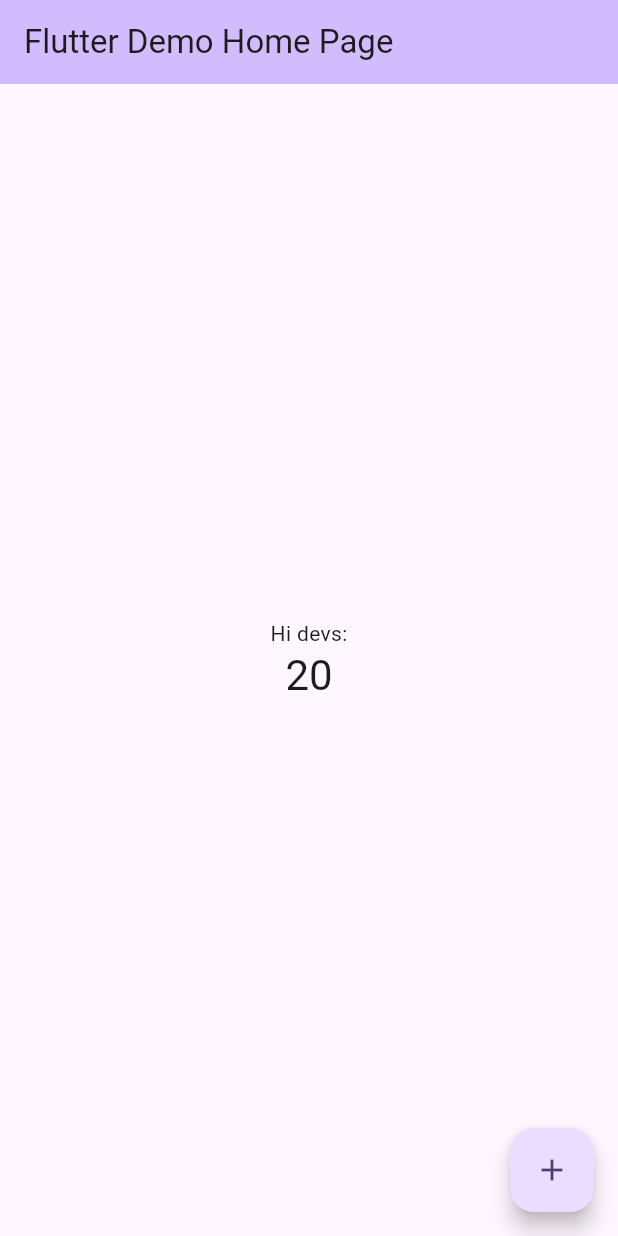
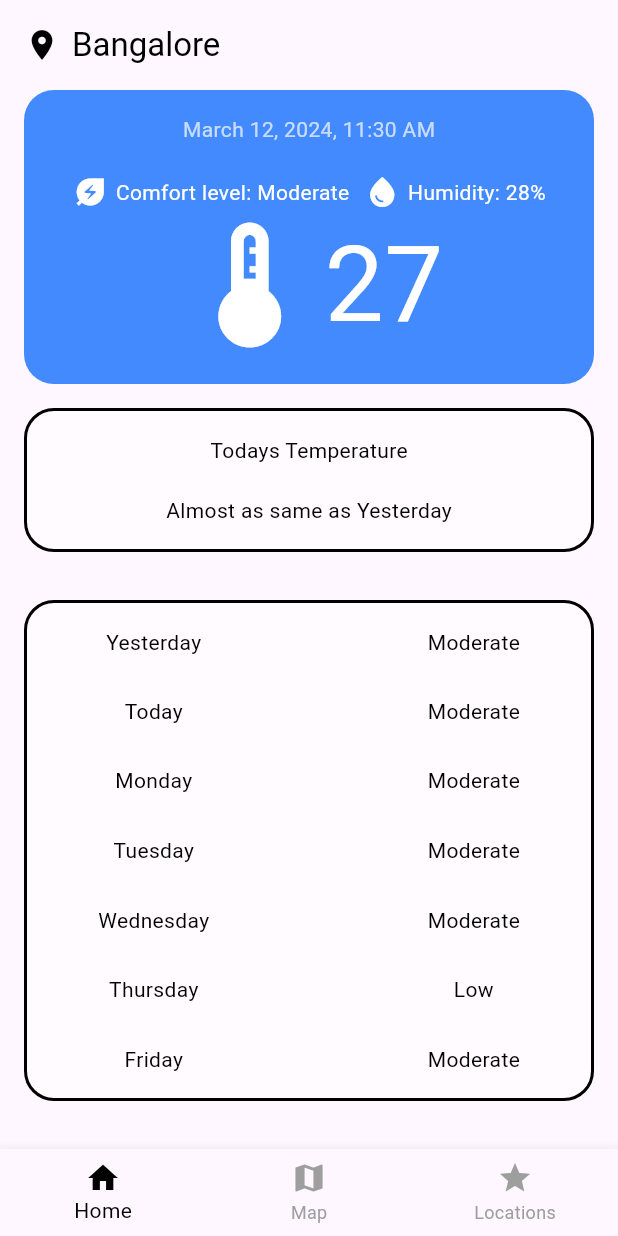
Before and after one commit to Prudhvi-Nath-Reddy/Weather-app, a Flutter app: the screen it shows after launch, on a phone screen of 412 x 824 dp. Run offline on Flutter 3.47's test engine with Material 3 defaults, Android fonts, the phone set to English and light mode, and no system bars.

Commit message:
Homescreen hardcoded

```diff
--- a/lib/main.dart
+++ b/lib/main.dart
@@ -1,125 +1,279 @@
+import 'package:flutter/cupertino.dart';
 import 'package:flutter/material.dart';
+import 'package:flutter/widgets.dart';
 
 void main() {
-  runApp(const MyApp());
+  runApp(const WeatherApp());
 }
 
-class MyApp extends StatelessWidget {
-  const MyApp({super.key});
+class WeatherApp extends StatelessWidget {
+  const WeatherApp({Key? key}) : super(key: key);
 
-  // This widget is the root of your application.
   @override
   Widget build(BuildContext context) {
     return MaterialApp(
-      title: 'Flutter Demo',
+      debugShowCheckedModeBanner: false,
+      title: 'Weather App',
       theme: ThemeData(
-        // This is the theme of your application.
-        //
-        // TRY THIS: Try running your application with "flutter run". You'll see
-        // the application has a purple toolbar. Then, without quitting the app,
-        // try changing the seedColor in the colorScheme below to Colors.green
-        // and then invoke "hot reload" (save your changes or press the "hot
-        // reload" button in a Flutter-supported IDE, or press "r" if you used
-        // the command line to start the app).
-        //
-        // Notice that the counter didn't reset back to zero; the application
-        // state is not lost during the reload. To reset the state, use hot
-        // restart instead.
-        //
-        // This works for code too, not just values: Most code changes can be
-        // tested with just a hot reload.
-        colorScheme: ColorScheme.fromSeed(seedColor: Colors.deepPurple),
-        useMaterial3: true,
+        primaryColor: Colors.white,
+        textTheme: const TextTheme(
+          bodyMedium: TextStyle(color: Colors.black),
+        ),
       ),
-      home: const MyHomePage(title: 'Flutter Demo Home Page'),
+      home: const WeatherHomePage(),
     );
   }
 }
 
-class MyHomePage extends StatefulWidget {
-  const MyHomePage({super.key, required this.title});
-
-  // This widget is the home page of your application. It is stateful, meaning
-  // that it has a State object (defined below) that contains fields that affect
-  // how it looks.
-
-  // This class is the configuration for the state. It holds the values (in this
-  // case the title) provided by the parent (in this case the App widget) and
-  // used by the build method of the State. Fields in a Widget subclass are
-  // always marked "final".
-
-  final String title;
-
-  @override
-  State<MyHomePage> createState() => _MyHomePageState();
-}
-
-class _MyHomePageState extends State<MyHomePage> {
-  int _counter = 20;
-
-  void _incrementCounter() {
-    setState(() {
-      // This call to setState tells the Flutter framework that something has
-      // changed in this State, which causes it to rerun the build method below
-      // so that the display can reflect the updated values. If we changed
-      // _counter without calling setState(), then the build method would not be
-      // called again, and so nothing would appear to happen.
-      _counter++;
-    });
-  }
+class WeatherHomePage extends StatelessWidget {
+  const WeatherHomePage({Key? key}) : super(key: key);
 
   @override
   Widget build(BuildContext context) {
-    // This method is rerun every time setState is called, for instance as done
-    // by the _incrementCounter method above.
-    //
-    // The Flutter framework has been optimized to make rerunning build methods
-    // fast, so that you can just rebuild anything that needs updating rather
-    // than having to individually change instances of widgets.
     return Scaffold(
-      appBar: AppBar(
-        // TRY THIS: Try changing the color here to a specific color (to
-        // Colors.amber, perhaps?) and trigger a hot reload to see the AppBar
-        // change color while the other colors stay the same.
-        backgroundColor: Theme.of(context).colorScheme.inversePrimary,
-        // Here we take the value from the MyHomePage object that was created by
-        // the App.build method, and use it to set our appbar title.
-        title: Text(widget.title),
-      ),
-      body: Center(
-        // Center is a layout widget. It takes a single child and positions it
-        // in the middle of the parent.
+      body: const SafeArea(
         child: Column(
-          // Column is also a layout widget. It takes a list of children and
-          // arranges them vertically. By default, it sizes itself to fit its
-          // children horizontally, and tries to be as tall as its parent.
-          //
-          // Column has various properties to control how it sizes itself and
-          // how it positions its children. Here we use mainAxisAlignment to
-          // center the children vertically; the main axis here is the vertical
-          // axis because Columns are vertical (the cross axis would be
-          // horizontal).
-          //
-          // TRY THIS: Invoke "debug painting" (choose the "Toggle Debug Paint"
-          // action in the IDE, or press "p" in the console), to see the
-          // wireframe for each widget.
-          mainAxisAlignment: MainAxisAlignment.center,
-          children: <Widget>[
-            const Text(
-              'Hi devs:',
-            ),
-            Text(
-              '$_counter',
-              style: Theme.of(context).textTheme.headlineMedium,
-            ),
+          children: [
+            // This would be your current weather widget
+            CurrentLocDate(),
+            CurrentWeatherSection(),
+            DailyTips(),
+            // This would be your weekly forecast list
+            Expanded(child: WeeklyForecastList()),
           ],
         ),
       ),
-      floatingActionButton: FloatingActionButton(
-        onPressed: _incrementCounter,
-        tooltip: 'Increment',
-        child: const Icon(Icons.add),
-      ), // This trailing comma makes auto-formatting nicer for build methods.
+      bottomNavigationBar: BottomNavigationBar(
+        selectedItemColor: Colors.black,
+        unselectedItemColor: Colors.grey,
+        items: const [
+          BottomNavigationBarItem(
+            icon: Icon(Icons.home),
+            label: 'Home',
+          ),
+          BottomNavigationBarItem(
+            icon: Icon(Icons.map),
+            label: 'Map',
+          ),
+          BottomNavigationBarItem(
+            icon: Icon(Icons.star),
+            label: 'Locations',
+          ),
+        ],
+      ),
     );
   }
 }
+
+class CurrentLocDate extends StatelessWidget {
+  const CurrentLocDate({Key? key}) : super(key: key);
+
+  @override
+  Widget build(BuildContext context) {
+    return Container(
+      padding: const EdgeInsets.all(16.0),
+      child: Row(
+        children: [
+          Icon(Icons.location_on, color: Colors.black), // Location icon
+          SizedBox(width: 8), // Add space between the icon and the text
+          Text(
+            'Bangalore',
+            style: Theme.of(context)
+                .textTheme
+                .titleLarge
+                ?.copyWith(color: Colors.black),
+          ),
+        ],
+      ),
+    );
+  }
+}
+
+
+class CurrentWeatherSection extends StatelessWidget {
+  const CurrentWeatherSection({Key? key}) : super(key: key);
+
+  @override
+  Widget build(BuildContext context) {
+    return Container(
+      margin: const EdgeInsets.only(left: 16.0, right: 16.0),
+      padding: const EdgeInsets.all(16.0),
+      decoration: BoxDecoration(
+
+        color: Colors.blueAccent,
+        borderRadius: BorderRadius.only(
+          bottomLeft: Radius.circular(20.0),
+          bottomRight: Radius.circular(20.0),
+          topLeft: Radius.circular(20.0),
+          topRight: Radius.circular(20.0),
+        ),
+        // border: Border.all(
+        //   color: Colors.white, // Color of the border
+        //   width: 8.0, // Width of the border
+        // ),
+      ),
+      child: Column(
+        children: [
+          Text(
+            'March 12, 2024, 11:30 AM',
+            style: Theme.of(context).textTheme.bodyMedium?.copyWith(color: Colors.white70),
+          ),
+          SizedBox(height: 20),
+          Row(
+              mainAxisAlignment: MainAxisAlignment.center,
+              children: [
+                Icon(Icons.energy_savings_leaf, color: Colors.white),
+                SizedBox(width: 5),
+                Text(
+                  'Comfort level: Moderate',
+                  style: Theme.of(context).textTheme.bodyMedium?.copyWith(color: Colors.white),
+                ),
+                SizedBox(width: 10),
+                Icon(Icons.water_drop, color: Colors.white),
+                SizedBox(width: 5),
+                Text(
+                  'Humidity: 28%',
+                  style: Theme.of(context).textTheme.bodyMedium?.copyWith(color: Colors.white),
+                ),
+              ],
+            ),
+          Row(
+            mainAxisAlignment: MainAxisAlignment.center,
+            children: [
+
+              Icon(Icons.thermostat, color: Colors.white,size: 100,),
+              SizedBox(height: 10),
+              Text(
+                '27',
+                style: Theme.of(context).textTheme.bodyMedium?.copyWith(color: Colors.white,fontSize: 70),
+
+              ),
+            ],
+          ),
+        ],
+      ),
+    );
+  }
+}
+class DailyTips extends StatelessWidget {
+  const DailyTips({Key? key}) : super(key: key);
+
+  @override
+  Widget build(BuildContext context) {
+    // This would be where your list of weekly forecasts goes
+    return Container(
+      margin: const EdgeInsets.only(left: 16.0, right: 16.0,top: 16.0,bottom: 16.0),
+      padding: const EdgeInsets.all(16.0),
+      decoration:BoxDecoration(
+
+        color: Colors.white54,
+        border: Border.all(
+          width: 2 ,
+          color: Colors.black ,
+        ),
+        borderRadius: BorderRadius.only(
+          bottomLeft: Radius.circular(20.0),
+          bottomRight: Radius.circular(20.0),
+          topLeft: Radius.circular(20.0),
+          topRight: Radius.circular(20.0),
+        ),
+
+      ),
+      child: Column(
+        mainAxisAlignment: MainAxisAlignment.spaceAround,
+        children: [
+
+          Row(
+            mainAxisAlignment: MainAxisAlignment.center,
+            children: [
+              Text(
+                "Todays Temperature",
+              ),
+
+
+            ],
+          ),
+          SizedBox(height: 20,),
+          Row(
+            mainAxisAlignment: MainAxisAlignment.center,
+            children: [
+              Text(
+                "Almost as same as Yesterday",
+              ),
+
+            ],
+          ),
+
+        ],
+      ),
+
+    );
+  }
+}
+
+class WeeklyForecastList extends StatelessWidget {
+  const WeeklyForecastList({Key? key}) : super(key: key);
+
+  @override
+  Widget build(BuildContext context) {
+    // This would be where your list of weekly forecasts goes
+    return Container(
+      margin: const EdgeInsets.only(left: 16.0, right: 16.0,top: 16.0,bottom: 32),
+      padding: const EdgeInsets.all(16.0),
+      decoration:BoxDecoration(
+
+        color: Colors.white54,
+        border: Border.all(
+          width: 2 ,
+          color: Colors.black ,
+        ),
+        borderRadius: BorderRadius.only(
+          bottomLeft: Radius.circular(20.0),
+          bottomRight: Radius.circular(20.0),
+          topLeft: Radius.circular(20.0),
+          topRight: Radius.circular(20.0),
+        ),
+
+      ),
+      child: Row(
+        mainAxisAlignment: MainAxisAlignment.spaceAround,
+        children: [
+
+          Column(
+            mainAxisAlignment: MainAxisAlignment.spaceBetween,
+            children: [
+              Text(
+                "Yesterday",
+              ),
+              Text("Today"),
+              Text("Monday"),
+              Text("Tuesday"),
+              Text("Wednesday"),
+              Text("Thursday"),
+              Text("Friday"),
+
+            ],
+          ),
+          SizedBox(width: 20,),
+          Column(
+            mainAxisAlignment: MainAxisAlignment.spaceBetween,
+            children: [
+              Text(
+                "Moderate",
+              ),
+              Text("Moderate"),
+              Text("Moderate"),
+              Text("Moderate"),
+              Text("Moderate"),
+              Text("Low"),
+
+              Text("Moderate"),
+            ],
+          ),
+
+        ],
+      ),
+
+    );
+  }
+}
```
